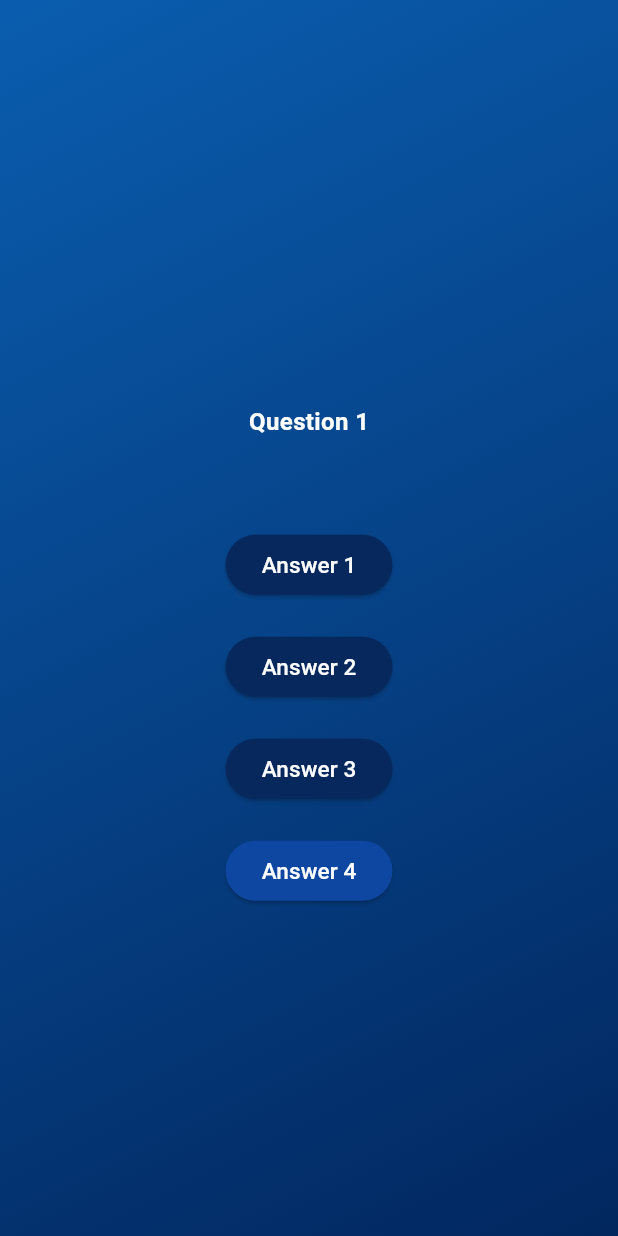
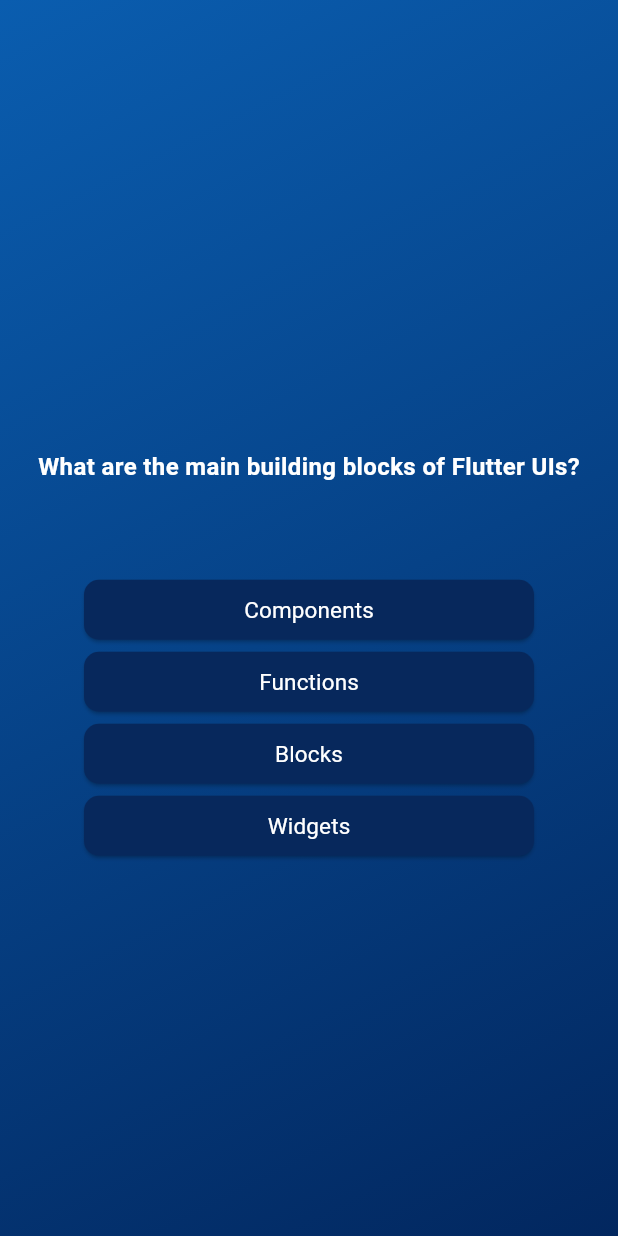
Before and after one commit to Naincy04/quiz-app, a Flutter app: the screen it shows after launch, after a tap on "Start Quiz", on a phone screen of 412 x 824 dp. Run offline on Flutter 3.47's test engine with Material 3 defaults, Android fonts, the phone set to English and light mode, and no system bars.

```diff
--- /dev/null
+++ b/lib/answer_button.dart
@@ -0,0 +1,35 @@
+import 'package:flutter/material.dart';
+
+class AnswerButton extends StatelessWidget {
+  const AnswerButton(
+      {super.key, required this.answerText, required this.onPressed});
+
+  final String answerText;
+  final void Function() onPressed;
+  @override
+  Widget build(BuildContext context) {
+    return Container(
+      width: 300,
+      child: ElevatedButton(
+        style: ButtonStyle(
+          backgroundColor: MaterialStateProperty.all<Color?>(
+              const Color.fromARGB(255, 7, 40, 92)),
+          shape: MaterialStateProperty.all<RoundedRectangleBorder>(
+            RoundedRectangleBorder(
+              borderRadius: BorderRadius.circular(10),
+            ),
+          ),
+        ),
+        onPressed: onPressed,
+        child: Text(
+          answerText,
+          style: const TextStyle(
+            fontSize: 15,
+            fontWeight: FontWeight.w400,
+            color: Colors.white,
+          ),
+        ),
+      ),
+    );
+  }
+}
--- a/lib/models/quiz_questions.dart
+++ b/lib/models/quiz_questions.dart
@@ -1,6 +1,12 @@
 class QuizQuestion {
   final String question;
   final List<String> answers;
+
+  List<String> getshuffledAnswers() {
+    final _shuffledAnswers = List.of(answers);
+    _shuffledAnswers.shuffle();
+    return _shuffledAnswers;
+  }
 
   QuizQuestion({
     required this.question,
--- a/lib/question_screen.dart
+++ b/lib/question_screen.dart
@@ -1,31 +1,68 @@
 import 'package:flutter/material.dart';
+import 'package:quiz_app/answer_button.dart';
+import 'package:quiz_app/data/qstns.dart';
+import 'package:quiz_app/models/quiz_questions.dart'; // Make sure to import the correct file
 
-class QuestionScreen extends StatelessWidget {
+class QuestionScreen extends StatefulWidget {
+  @override
+  State<QuestionScreen> createState() => _QuestionScreenState();
+}
+
+class _QuestionScreenState extends State<QuestionScreen> {
+  var currentQuestionIndex = 0;
+
+  void answerQuestionIndex() {
+    setState(() {
+      currentQuestionIndex = currentQuestionIndex + 1;
+    });
+  }
+
   @override
   Widget build(BuildContext context) {
+    // Replace with the actual function to get questions
+
+    if (currentQuestionIndex >= question.length) {
+      // Handle the case when there are no more questions
+      return const Scaffold(
+        body: Center(
+          child: Text(
+            'Quiz completed!',
+            style: TextStyle(
+              fontSize: 20,
+              fontWeight: FontWeight.bold,
+            ),
+          ),
+        ),
+      );
+    }
+
+    final currentQuestion = question[currentQuestionIndex];
+
     return Scaffold(
       body: Container(
-          decoration: BoxDecoration(
+        decoration: const BoxDecoration(
           gradient: LinearGradient(
             begin: Alignment.topLeft,
             end: Alignment.bottomRight,
             colors: [
-                Color.fromARGB(255, 10, 93, 175)!,
-                Color.fromARGB(255, 2, 39, 95)!,
+              Color.fromARGB(255, 10, 93, 175),
+              Color.fromARGB(255, 2, 39, 95),
             ],
           ),
         ),
         child: Center(
+          child: Padding(
+            padding: const EdgeInsets.symmetric(horizontal: 20, vertical: 20),
             child: Column(
               mainAxisSize: MainAxisSize.min,
               children: [
                 const SizedBox(
                   height: 50,
                 ),
-                const SizedBox(
+                SizedBox(
                   child: Text(
-                    "Question 1",
-                    style: TextStyle(
+                    currentQuestion.question,
+                    style: const TextStyle(
                       fontSize: 16,
                       fontWeight: FontWeight.w600,
                       color: Colors.white,
@@ -35,78 +72,19 @@ class QuestionScreen extends StatelessWidget {
                 const SizedBox(
                   height: 60,
                 ),
-                ElevatedButton(
-                  style: ButtonStyle(
-                    backgroundColor: MaterialStateProperty.all<Color?>(
-                        Color.fromARGB(255, 7, 40, 92)),
+                ...currentQuestion.getshuffledAnswers().map(
+                  (items) {
+                    return AnswerButton(
+                      answerText: items,
+                      onPressed: answerQuestionIndex,
+                    );
+                  },
                 ),
-                  onPressed: () {},
-                  child: const Text(
-                    "Answer 1",
-                    style: TextStyle(
-                      fontSize: 15,
-                      fontWeight: FontWeight.w500,
-                      color: Colors.white,
+              ],
             ),
           ),
         ),
-                const SizedBox(
-                  height: 20,
       ),
-                ElevatedButton(
-                  style: ButtonStyle(
-                    backgroundColor: MaterialStateProperty.all<Color?>(
-                        Color.fromARGB(255, 7, 40, 92)),
-                  ),
-                  onPressed: () {},
-                  child: const Text(
-                    "Answer 2",
-                    style: TextStyle(
-                      fontSize: 15,
-                      fontWeight: FontWeight.w500,
-                      color: Colors.white,
-                    ),
-                  ),
-                ),
-                const SizedBox(
-                  height: 20,
-                ),
-                ElevatedButton(
-                  style: ButtonStyle(
-                    backgroundColor: MaterialStateProperty.all<Color?>(
-                        Color.fromARGB(255, 7, 40, 92)),
-                  ),
-                  onPressed: () {},
-                  child: const Text(
-                    "Answer 3",
-                    style: TextStyle(
-                      fontSize: 15,
-                      fontWeight: FontWeight.w500,
-                      color: Colors.white,
-                    ),
-                  ),
-                ),
-                const SizedBox(
-                  height: 20,
-                ),
-                ElevatedButton(
-                  style: ButtonStyle(
-                    backgroundColor:
-                        MaterialStateProperty.all<Color?>(Colors.blue[900]),
-                  ),
-                  onPressed: () {},
-                  child: const Text(
-                    "Answer 4",
-                    style: TextStyle(
-                      fontSize: 15,
-                      fontWeight: FontWeight.w500,
-                      color: Colors.white,
-                    ),
-                  ),
-                ),
-              ],
-            ),
-          )),
     );
   }
 }
```
Lines whose indentation alone changed are shown as unchanged.
